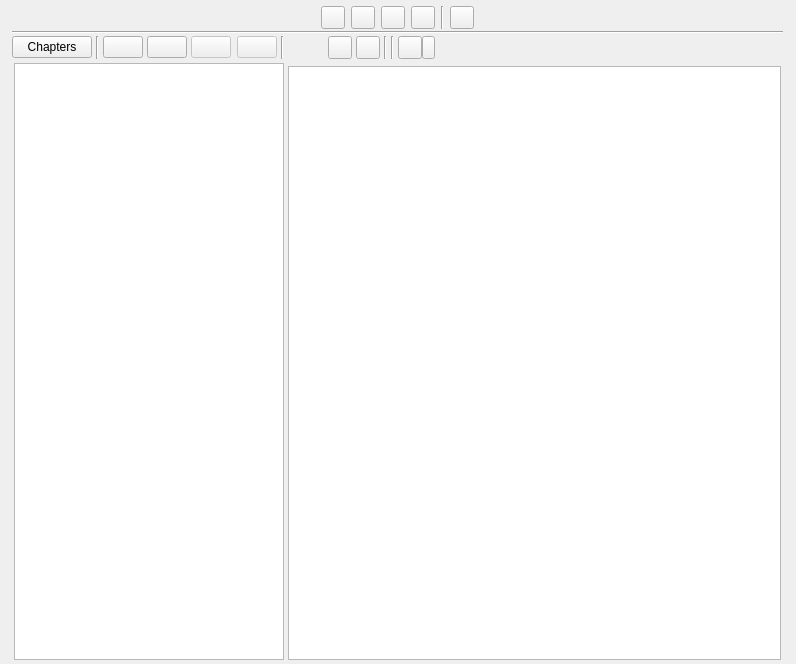
Qt form ui/scenes_view.ui (plotlyst/plotlyst-app) before a commit.
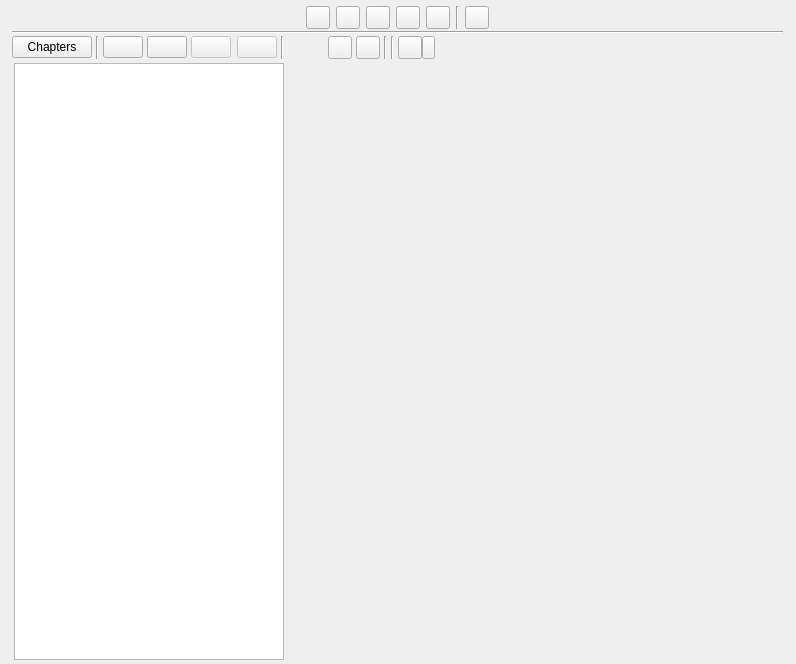
The same form after that commit. Custom widgets are drawn as their Qt base class.

Commit message: Start timeline storyline grid (#1585)

The edit to the form file:
```diff
--- a/ui/scenes_view.ui
+++ b/ui/scenes_view.ui
@@ -156,6 +156,31 @@
             </attribute>
            </widget>
           </item>
+          <item>
+           <widget class="QToolButton" name="btnTimelineView">
+            <property name="cursor">
+             <cursorShape>PointingHandCursor</cursorShape>
+            </property>
+            <property name="toolTip">
+             <string>Story grid view</string>
+            </property>
+            <property name="text">
+             <string/>
+            </property>
+            <property name="checkable">
+             <bool>true</bool>
+            </property>
+            <property name="checked">
+             <bool>false</bool>
+            </property>
+            <property name="base" stdset="0">
+             <bool>true</bool>
+            </property>
+            <attribute name="buttonGroup">
+             <string notr="true">btnGroupViews</string>
+            </attribute>
+           </widget>
+          </item>
           <item>
            <widget class="QToolButton" name="btnStorymap">
             <property name="cursor">
@@ -662,7 +687,7 @@
            <item>
             <widget class="QStackedWidget" name="stackScenes">
              <property name="currentIndex">
-              <number>1</number>
+              <number>3</number>
              </property>
              <widget class="QWidget" name="pageCards">
               <property name="relaxed-white-bg" stdset="0">
@@ -926,6 +951,25 @@
                </item>
               </layout>
              </widget>
+             <widget class="QWidget" name="pageStoryGrid">
+              <layout class="QVBoxLayout" name="verticalLayout_11">
+               <property name="spacing">
+                <number>0</number>
+               </property>
+               <property name="leftMargin">
+                <number>0</number>
+               </property>
+               <property name="topMargin">
+                <number>0</number>
+               </property>
+               <property name="rightMargin">
+                <number>0</number>
+               </property>
+               <property name="bottomMargin">
+                <number>0</number>
+               </property>
+              </layout>
+             </widget>
              <widget class="QWidget" name="pageCharactersDistribution">
               <layout class="QVBoxLayout" name="verticalLayout_8">
                <property name="spacing">
```
The commit also changes 11 other files.
